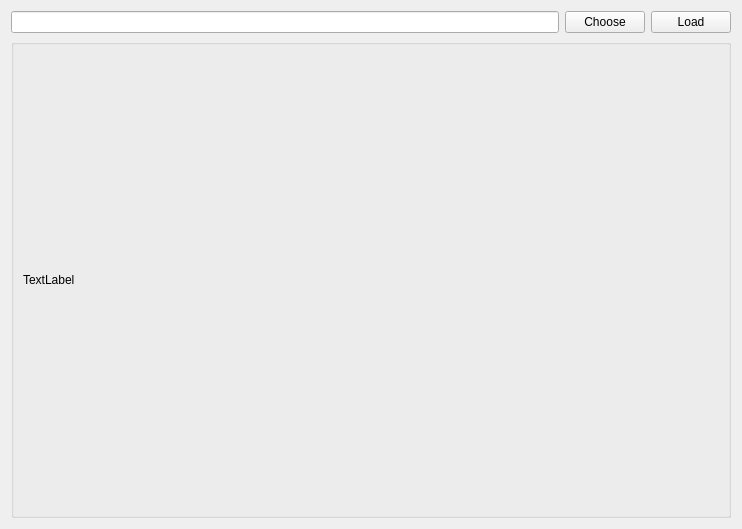
Qt form imagecropwindow.ui (0mniCrow/SmartGraph) before a commit.
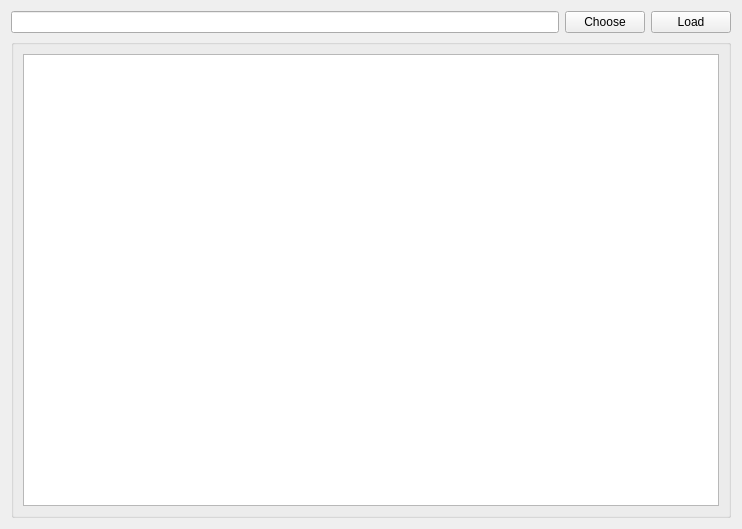
The same form after that commit.

Commit message: Add first version of graphics item based cropView functionality.

Patch:
```diff
--- a/imagecropwindow.ui
+++ b/imagecropwindow.ui
@@ -42,11 +42,7 @@
      </property>
      <layout class="QVBoxLayout" name="verticalLayout_2">
       <item>
-       <widget class="QLabel" name="label">
-        <property name="text">
-         <string>TextLabel</string>
-        </property>
-       </widget>
+       <widget class="QGraphicsView" name="graphicsView"/>
       </item>
      </layout>
     </widget>
```
The commit also changes 2 other files.
